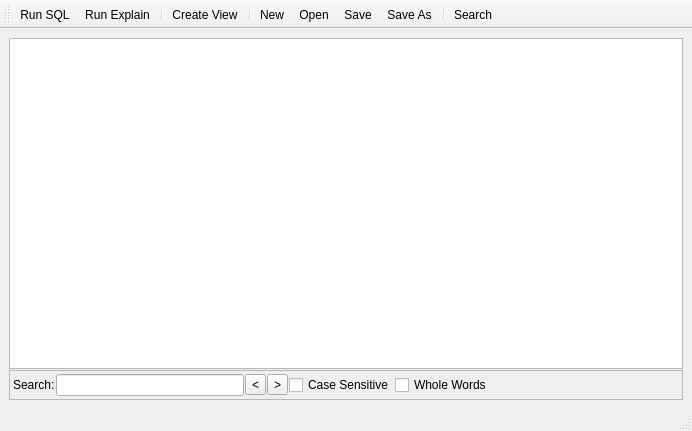
First picture: the form in Sqliteman/sqliteman/sqleditor.ui, repository iamkjg/sqliteman, before the edit.
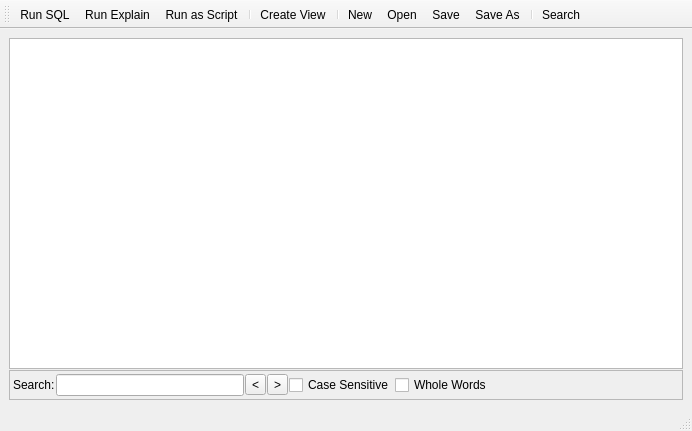
Second picture: the form after the edit. Custom widgets are drawn as their Qt base class.

Commit message: "Run as script" implemented in the sql editor

What changed in the file:
```diff
--- a/Sqliteman/sqliteman/sqleditor.ui
+++ b/Sqliteman/sqliteman/sqleditor.ui
@@ -141,6 +141,7 @@
    </attribute>
    <addaction name="action_Run_SQL" />
    <addaction name="actionRun_Explain" />
+   <addaction name="actionRun_as_Script" />
    <addaction name="separator" />
    <addaction name="actionCreateView" />
    <addaction name="separator" />
@@ -228,6 +229,17 @@
     <string>Ctrl+F</string>
    </property>
   </action>
+  <action name="actionRun_as_Script" >
+   <property name="text" >
+    <string>Run as Script</string>
+   </property>
+   <property name="toolTip" >
+    <string>Run multiple SQL statements from current cursor position in one batch (F5)</string>
+   </property>
+   <property name="shortcut" >
+    <string>F5</string>
+   </property>
+  </action>
  </widget>
  <customwidgets>
   <customwidget>
```
The commit also changes 11 other files.
